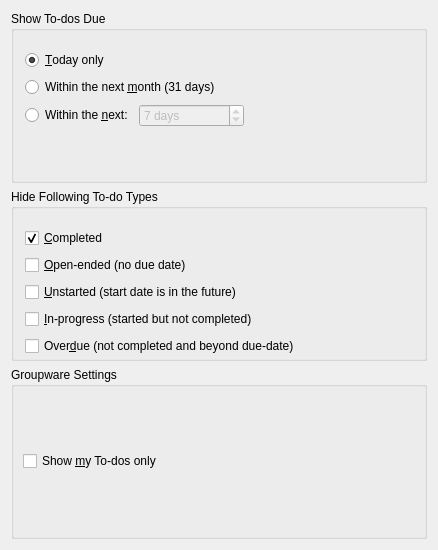
This is kontact/plugins/korganizer/todosummaryconfig_base.ui in chusopr/kdepim-ktimetracker-akonadi as Qt 5 draws it before an edit. The edited form follows.
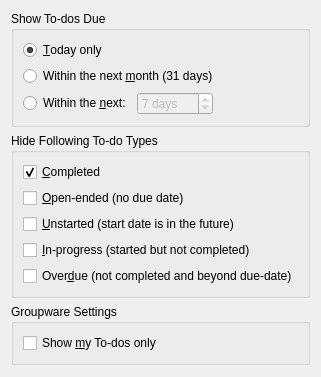
This is the edited form.

Diff of the .ui file:
```diff
--- a/kontact/plugins/korganizer/todosummaryconfig_base.ui
+++ b/kontact/plugins/korganizer/todosummaryconfig_base.ui
@@ -4,38 +4,15 @@
  <comment>Configuration page for the Korganizer To-do Summary</comment>
  <class>TodoSummaryConfig_Base</class>
  <widget class="QWidget" name="TodoSummaryConfig_Base">
-  <property name="geometry">
-   <rect>
-    <x>0</x>
-    <y>0</y>
-    <width>438</width>
-    <height>550</height>
-   </rect>
-  </property>
-  <property name="sizePolicy">
-   <sizepolicy hsizetype="Preferred" vsizetype="Preferred">
-    <horstretch>0</horstretch>
-    <verstretch>0</verstretch>
-   </sizepolicy>
-  </property>
   <property name="windowTitle">
    <string>To-do Summary Configuration</string>
   </property>
-  <layout class="QGridLayout" name="gridLayout">
-   <item row="0" column="0">
+  <layout class="QVBoxLayout" name="verticalLayout_4">
+   <item>
     <widget class="QGroupBox" name="mDaysGroup">
      <property name="title">
       <string>Show To-dos Due</string>
      </property>
-     <widget class="QWidget" name="layoutWidget">
-      <property name="geometry">
-       <rect>
-        <x>14</x>
-        <y>38</y>
-        <width>219</width>
-        <height>80</height>
-       </rect>
-      </property>
       <layout class="QVBoxLayout" name="verticalLayout">
        <item>
         <widget class="QRadioButton" name="mDateTodayButton">
@@ -124,26 +101,29 @@
            </property>
           </widget>
          </item>
+        <item>
+         <spacer name="horizontalSpacer">
+          <property name="orientation">
+           <enum>Qt::Horizontal</enum>
+          </property>
+          <property name="sizeHint" stdset="0">
+           <size>
+            <width>1</width>
+            <height>0</height>
+           </size>
+          </property>
+         </spacer>
+        </item>
         </layout>
        </item>
       </layout>
      </widget>
-    </widget>
    </item>
-   <item row="1" column="0">
+   <item>
     <widget class="QGroupBox" name="mHideGroup">
      <property name="title">
       <string>Hide Following To-do Types</string>
      </property>
-     <widget class="QWidget" name="layoutWidget">
-      <property name="geometry">
-       <rect>
-        <x>14</x>
-        <y>38</y>
-        <width>319</width>
-        <height>133</height>
-       </rect>
-      </property>
       <layout class="QVBoxLayout" name="verticalLayout_2">
        <item>
         <widget class="QCheckBox" name="mHideCompletedBox">
@@ -224,15 +204,14 @@
        </item>
       </layout>
      </widget>
-    </widget>
    </item>
-   <item row="2" column="0">
+   <item>
     <widget class="QGroupBox" name="groupBox">
      <property name="title">
       <string>Groupware Settings</string>
      </property>
-     <layout class="QGridLayout" name="gridLayout_2">
-      <item row="0" column="0">
+     <layout class="QVBoxLayout" name="verticalLayout_3">
+      <item>
        <widget class="QCheckBox" name="mShowMineOnly">
         <property name="toolTip">
          <string>Show To-dos belonging to my calendars only</string>
@@ -248,6 +227,19 @@
      </layout>
     </widget>
    </item>
+   <item>
+    <spacer name="verticalSpacer">
+     <property name="orientation">
+      <enum>Qt::Vertical</enum>
+     </property>
+     <property name="sizeHint" stdset="0">
+      <size>
+       <width>0</width>
+       <height>1</height>
+      </size>
+     </property>
+    </spacer>
+   </item>
   </layout>
  </widget>
  <resources/>
```
Left out of the diff: 5 changed lines with no effect on the pictures. Lines whose indentation alone changed are shown as unchanged.
